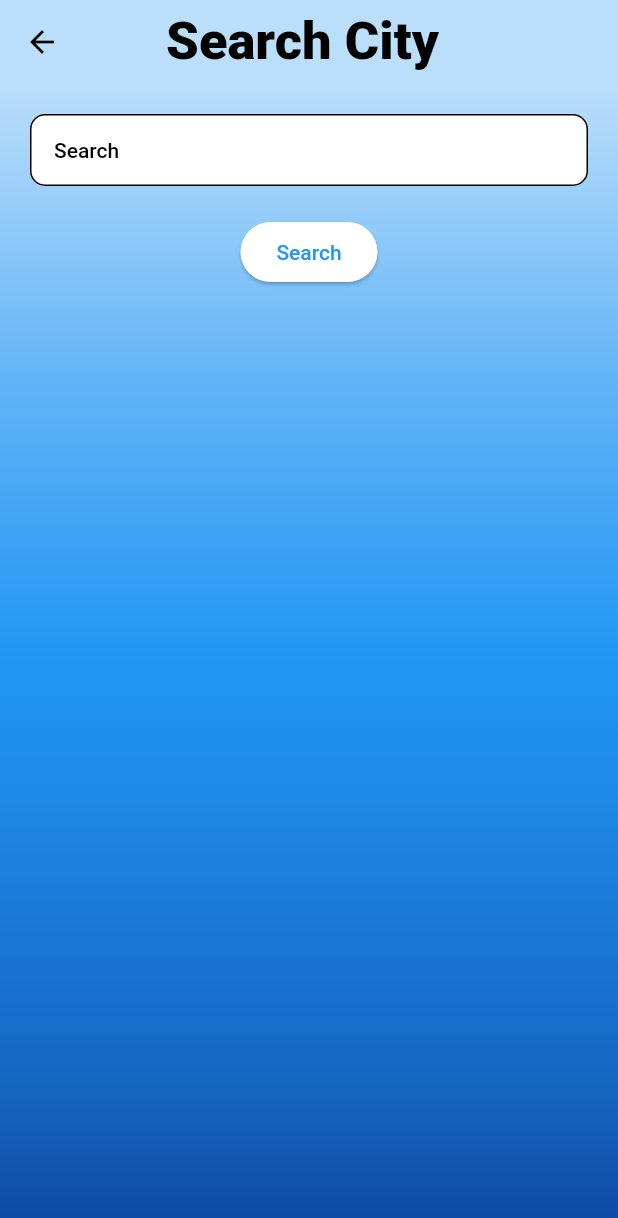
After one commit to yamisagi/weather_app, a Flutter app: the CitySearchPage screen opened directly, on a phone screen of 412 x 824 dp. The commit adds this screen. Shown: the top 1218 px of the screen. Run offline on Flutter 3.47's test engine with Material 2 defaults, Android fonts, the phone set to English and light mode, and no system bars; our stand-ins replace flutter_spinkit, geolocator.

Commit message:
finish the project

```diff
--- a/lib/constants/constants.dart
+++ b/lib/constants/constants.dart
@@ -6,8 +6,10 @@ import 'package:flutter_spinkit/flutter_spinkit.dart';
 class Constants {
   // ------------STRINGS-------------
   static const String APP_NAME = "WhatWeather";
-  static const String get_weather_button = "Get Weather";
+  static const String get_weather_button = "Retry";
   static const String loading_text = 'Please wait while we get your location';
+  static const String SEARCH_APP_BAR = "Search City ";
+  static const String search = "Search";
   // ------------API-------------
   static const String API_KEY = "a696bd529272a6241accc0c8b90207eb";
   // ------------OTHERS-------------
@@ -17,6 +19,13 @@ class Constants {
   static final splashComponent = SpinKitPulse(
     color: Colors.blueGrey.shade800,
     size: 150.0,
+  );
+  static final boxDecoration = BoxDecoration(
+    gradient: LinearGradient(
+      begin: Alignment.topCenter,
+      end: Alignment.bottomCenter,
+      colors: Constants.gradientList,
+    ),
   );
   static final BorderRadius borderRadius = BorderRadius.circular(10);
   // -----------COLORS-------------
--- /dev/null
+++ b/lib/pages/city_page.dart
@@ -0,0 +1,62 @@
+import 'package:flutter/material.dart';
+import 'package:weather_app/constants/constants.dart';
+
+class CitySearchPage extends StatefulWidget {
+  const CitySearchPage({super.key});
+
+  @override
+  State<CitySearchPage> createState() => _CitySearchPageState();
+}
+
+class _CitySearchPageState extends State<CitySearchPage> {
+  final TextEditingController _controller = TextEditingController();
+
+  @override
+  void dispose() {
+    super.dispose();
+    _controller.dispose();
+  }
+
+  @override
+  Widget build(BuildContext context) {
+    return Scaffold(
+      appBar: AppBar(
+        title: const Text(Constants.SEARCH_APP_BAR),
+        elevation: 0,
+        backgroundColor: Colors.blue.shade100,
+      ),
+      body: Container(
+        width: double.infinity,
+        height: MediaQuery.of(context).size.height,
+        decoration: Constants.boxDecoration,
+        child: SingleChildScrollView(
+          child: Column(
+            mainAxisAlignment: MainAxisAlignment.center,
+            children: [
+              Padding(
+                padding: Constants.globalPadding,
+                child: TextField(
+                  controller: _controller,
+                  decoration: const InputDecoration(
+                    filled: true,
+                    fillColor: Colors.white,
+                    hintText: Constants.search,
+                    border: OutlineInputBorder(
+                      borderRadius: BorderRadius.all(Radius.circular(10)),
+                    ),
+                  ),
+                ),
+              ),
+              ElevatedButton(
+                onPressed: () {
+                  Navigator.pop(context, _controller.text);
+                },
+                child: const Text(Constants.search),
+              ),
+            ],
+          ),
+        ),
+      ),
+    );
+  }
+}
--- a/lib/service/network_service.dart
+++ b/lib/service/network_service.dart
@@ -1,5 +1,3 @@
-import 'dart:developer';
-
 import 'package:http/http.dart' as http;
 
 class NetworkService {
@@ -10,14 +8,11 @@ class NetworkService {
     try {
       http.Response data = await http.get(Uri.parse(url));
       if (data.statusCode == 200) {
-        log(data.body);
-
         return data;
       } else {
         throw Exception();
       }
     } catch (e) {
-      log(e.toString());
       throw 'Failed to load';
     }
   }
```
Also changed, not shown: lib/pages/home_page.dart (+62 -37 lines), lib/pages/loading_page.dart (+31 -27 lines), lib/product/weather_container.dart (+40 -11 lines), lib/service/location_service.dart (+1 -6 lines), lib/service/weather_model.dart (+32 -0 lines), lib/constants/ss.png (added), 1 other file.
